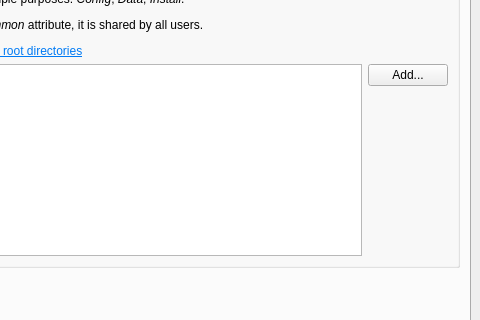
Before: the Qt Designer form Programs/MiKTeX/Console/Qt/mainwindow.ui in MiKTeX/miktex, drawn with Qt 5; both pictures show x 320 to 800 and y 126 to 446 of the 800 by 558 pixel window.
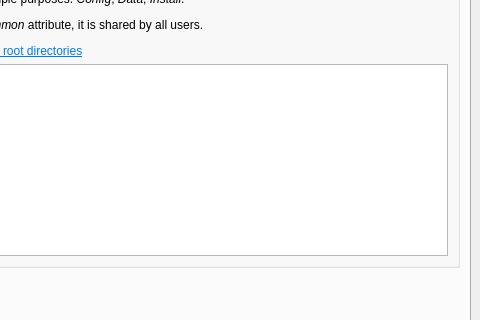
After: the same form once the commit is applied. Icons and pictures are not drawn.

The edit to the form file:
```diff
--- a/Programs/MiKTeX/Console/Qt/mainwindow.ui
+++ b/Programs/MiKTeX/Console/Qt/mainwindow.ui
@@ -827,7 +827,10 @@
                 </widget>
                </item>
                <item>
-                <layout class="QHBoxLayout" name="horizontalLayout_6">
+                <layout class="QVBoxLayout" name="vboxTreeViewRootDirectories">
+                 <property name="spacing">
+                  <number>0</number>
+                 </property>
                  <item>
                   <widget class="QTreeView" name="treeViewRootDirectories">
                    <property name="selectionMode">
@@ -841,30 +844,6 @@
                    </property>
                   </widget>
                  </item>
-                 <item>
-                  <layout class="QVBoxLayout" name="verticalLayout_13">
-                   <item>
-                    <widget class="QPushButton" name="buttonAddRootDirectory">
-                     <property name="text">
-                      <string>Add...</string>
-                     </property>
-                    </widget>
-                   </item>
-                   <item>
-                    <spacer name="verticalSpacer_11">
-                     <property name="orientation">
-                      <enum>Qt::Vertical</enum>
-                     </property>
-                     <property name="sizeHint" stdset="0">
-                      <size>
-                       <width>20</width>
-                       <height>40</height>
-                      </size>
-                     </property>
-                    </spacer>
-                   </item>
-                  </layout>
-                 </item>
                 </layout>
                </item>
               </layout>
```
Left out of the diff: 63 changed lines with no effect on the pictures.
